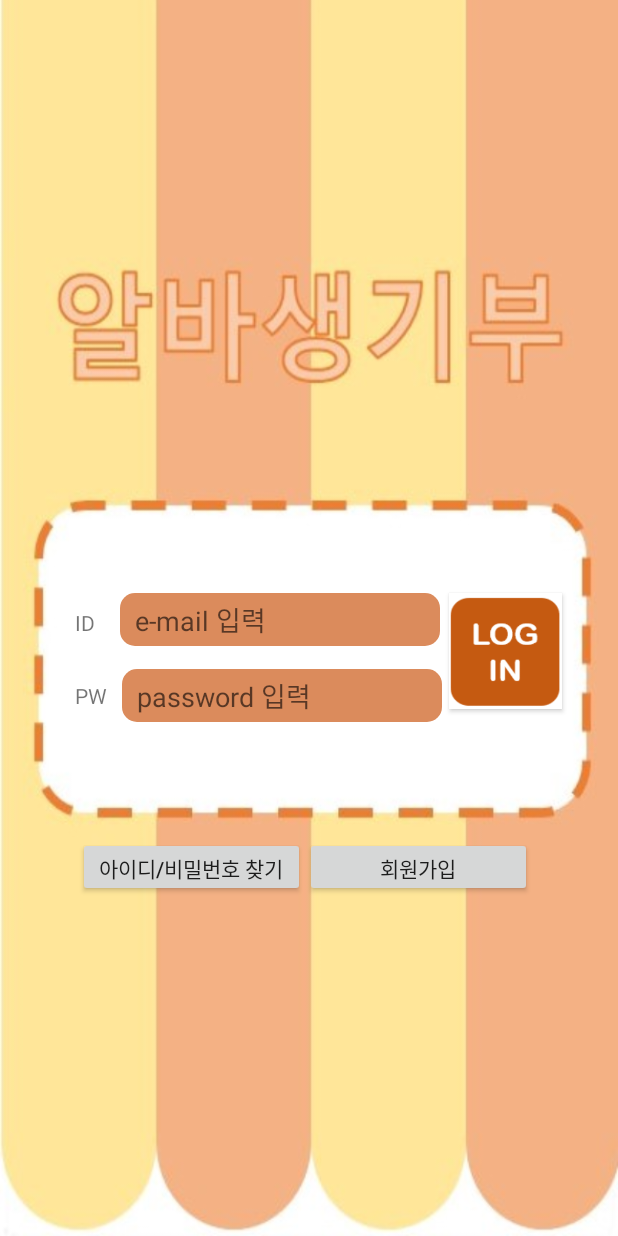
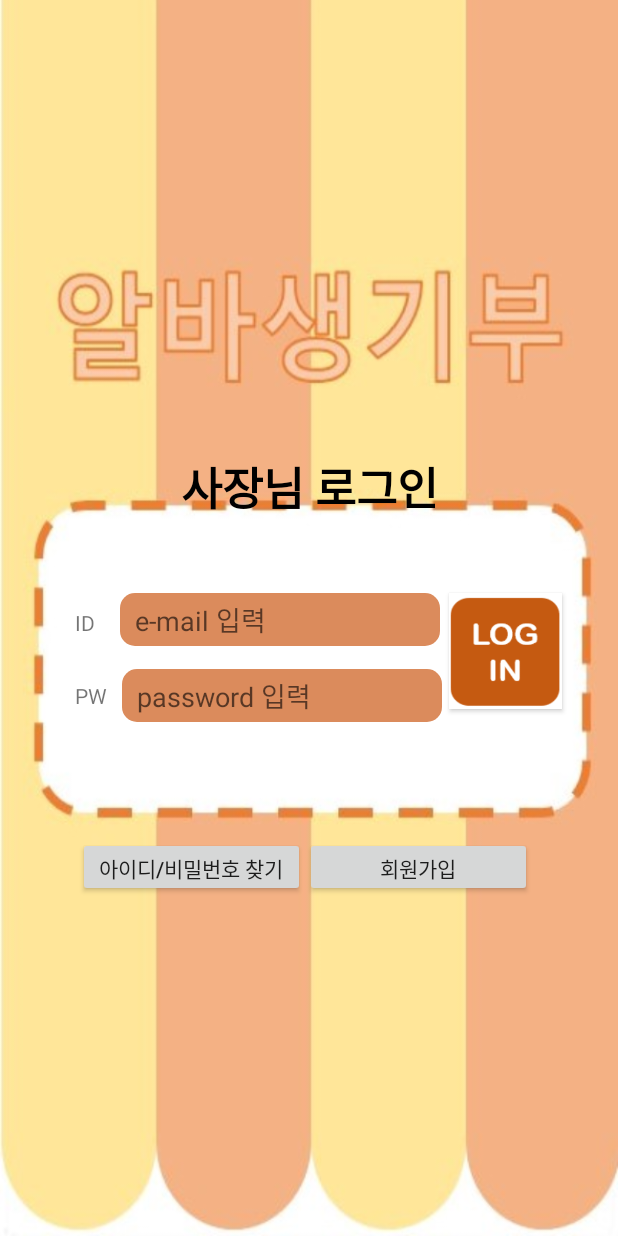
Before and after one commit to yangseongyeal2/AlbaRecord, an Android app: the screen it shows after launch (LoginActivity before the commit, LoginBossActivity after it), after a tap on an icon or button, on a phone screen of 412 x 824 dp. Run offline under Robolectric (Android 15) with nearby library versions, the phone set to English and light mode, and no system bars; our stand-ins replace Firebase (no records; nobody signed in at launch, a user with empty details on screens opened directly).

Commit message:
보스랑 직원 구분 완료

```diff
--- a/app/src/main/java/com/AlbaRecord/login/EmailCheckActivity.java
+++ b/app/src/main/java/com/AlbaRecord/login/EmailCheckActivity.java
@@ -10,7 +10,7 @@ import android.widget.Toast;
 import androidx.annotation.NonNull;
 import androidx.appcompat.app.AppCompatActivity;
 
-import com.AlbaRecord.MainActivity;
+import com.AlbaRecord.BossMainActivity;
 import com.AlbaRecord.R;
 import com.google.android.gms.tasks.OnCompleteListener;
 import com.google.android.gms.tasks.Task;
@@ -46,7 +46,7 @@ public class EmailCheckActivity extends AppCompatActivity implements View.OnClic
     public void onClick(View view) {
         if (view == emailCheckLogout) {
             FirebaseAuth.getInstance().signOut();
-            startActivity(new Intent(this, LoginActivity.class));
+            startActivity(new Intent(this, LoginBossActivity.class));
             finish();
         }
 
@@ -68,7 +68,7 @@ public class EmailCheckActivity extends AppCompatActivity implements View.OnClic
         if (firebaseUser.isEmailVerified() == true) {
             Toast.makeText(EmailCheckActivity.this, "인증 되었습니다", Toast.LENGTH_SHORT).show();
             String adress=getIntent().getStringExtra("주소");
-            Intent intent=new Intent(getApplicationContext(),MainActivity.class);
+            Intent intent=new Intent(getApplicationContext(), BossMainActivity.class);
            // intent.putExtra("주소",adress);
             startActivity(intent);
             finish();
--- a/app/src/main/java/com/AlbaRecord/login/FindActivity.java
+++ b/app/src/main/java/com/AlbaRecord/login/FindActivity.java
@@ -55,7 +55,7 @@ public class FindActivity extends AppCompatActivity implements View.OnClickListe
                             if (task.isSuccessful()) {
                                 Toast.makeText(FindActivity.this, "이메일을 보냈습니다.", Toast.LENGTH_LONG).show();
                                 finish();
-                                startActivity(new Intent(getApplicationContext(), LoginActivity.class));
+                                startActivity(new Intent(getApplicationContext(), LoginBossActivity.class));
                             } else {
                                 Toast.makeText(FindActivity.this, "메일 보내기 실패!", Toast.LENGTH_LONG).show();
                             }
--- a/app/src/main/java/com/AlbaRecord/login/LoginActivity.java
+++ b/app/src/main/java/com/AlbaRecord/login/LoginBossActivity.java
@@ -13,7 +13,7 @@ import android.widget.Toast;
 import androidx.annotation.NonNull;
 import androidx.appcompat.app.AppCompatActivity;
 
-import com.AlbaRecord.MainActivity;
+import com.AlbaRecord.BossMainActivity;
 import com.AlbaRecord.R;
 import com.google.android.gms.tasks.OnCompleteListener;
 import com.google.android.gms.tasks.Task;
@@ -22,7 +22,7 @@ import com.google.firebase.auth.FirebaseAuth;
 import com.google.firebase.auth.FirebaseUser;
 
 
-public class LoginActivity extends AppCompatActivity implements View.OnClickListener {
+public class LoginBossActivity extends AppCompatActivity implements View.OnClickListener {
 
     //define view objects
     EditText editTextEmail;
@@ -37,13 +37,13 @@ public class LoginActivity extends AppCompatActivity implements View.OnClickList
     FirebaseAuth firebaseAuth;
     FirebaseUser firebaseUser;
     Button Signupbtn, Loginbtn;
-    String flag;
+
 
     @Override
     protected void onCreate(Bundle savedInstanceState) {
         super.onCreate(savedInstanceState);
-        setContentView(R.layout.activity_login);
-        flag = getIntent().getStringExtra("Flag");
+        setContentView(R.layout.activity_login_boss);
+
 
 
         // 파이어베이스 초기화
@@ -51,16 +51,16 @@ public class LoginActivity extends AppCompatActivity implements View.OnClickList
         firebaseUser = firebaseAuth.getCurrentUser();
 
         // 이미 로그인이 된 경우
-        if (firebaseUser != null) {
-            //이미 로그인 되었다면 이 액티비티를 종료함
-            finish();
-            // 회원가입시 이메일 인증을 받지 않은경우
-            if (firebaseUser.isEmailVerified() == false) {
-                startActivity(new Intent(getApplicationContext(), EmailCheckActivity.class));
-            } else {
-                startActivity(new Intent(getApplicationContext(), MainActivity.class));
-            }
-        }
+//        if (firebaseUser != null) {
+////            //이미 로그인 되었다면 이 액티비티를 종료함
+////            finish();
+////            // 회원가입시 이메일 인증을 받지 않은경우
+////            if (firebaseUser.isEmailVerified() == false) {
+////                startActivity(new Intent(getApplicationContext(), EmailCheckActivity.class));
+////            } else {
+////                startActivity(new Intent(getApplicationContext(), BossMainActivity.class));
+////            }
+////        }
 
         //initializing views
         editTextEmail = (EditText) findViewById(R.id.editTextEmail);
@@ -105,7 +105,7 @@ public class LoginActivity extends AppCompatActivity implements View.OnClickList
                             if (firebaseUser.isEmailVerified() == false) {
                                 startActivity(new Intent(getApplicationContext(), EmailCheckActivity.class));
                             } else {
-                                startActivity(new Intent(getApplicationContext(), MainActivity.class));
+                                startActivity(new Intent(getApplicationContext(), BossMainActivity.class));
                             }
                             finish();
 
@@ -123,11 +123,7 @@ public class LoginActivity extends AppCompatActivity implements View.OnClickList
             userLogin();
         }
         if (view == Signupbtn) {
-            if(flag.equals("사장")) {
-                startActivity(new Intent(this, BossSignupActivity.class));
-            }else if(flag.equals("직원")){
-                startActivity(new Intent(this, EmployeeSignupActivity.class));
-            }
+            startActivity(new Intent(this, BossSignupActivity.class));
 
         }
         if (view == textviewFindPassword) {
--- a/app/src/main/java/com/AlbaRecord/login/LoginWayActivity.java
+++ b/app/src/main/java/com/AlbaRecord/login/LoginWayActivity.java
@@ -7,7 +7,7 @@ import android.os.Bundle;
 import android.view.View;
 import android.widget.Button;
 
-import com.AlbaRecord.MainActivity;
+import com.AlbaRecord.BossMainActivity;
 import com.AlbaRecord.R;
 import com.google.firebase.auth.FirebaseAuth;
 
@@ -25,12 +25,13 @@ public class LoginWayActivity extends AppCompatActivity implements View.OnClickL
         boss.setOnClickListener(this);
         employee.setOnClickListener(this);
 
-        if (mAuth.getCurrentUser() != null) {
-            //이미 로그인 되었다면 이 액티비티를 종료함
-            finish();
-            //그리고 profile 액티비티를 연다.
-            startActivity(new Intent(getApplicationContext(), MainActivity.class)); //추가해 줄 ProfileActivity
-        }
+//        if (mAuth.getCurrentUser() != null) {
+//            //이미 로그인 되었다면 이 액티비티를 종료함
+//            finish();
+//            //그리고 profile 액티비티를 연다.
+//
+//            startActivity(new Intent(getApplicationContext(), BossMainActivity.class)); //추가해 줄 ProfileActivity
+//        }
 
 
     }
@@ -38,13 +39,13 @@ public class LoginWayActivity extends AppCompatActivity implements View.OnClickL
     @Override
     public void onClick(View v) {
         if (v == boss) {
-            Intent bossIntent=new Intent(this,LoginActivity.class);
+            Intent bossIntent=new Intent(this, LoginBossActivity.class);
             bossIntent.putExtra("Flag","사장");
             startActivity(bossIntent);
             finish();
         }
         if (v == employee) {
-            Intent employeeIntent=new Intent(this,LoginActivity.class);
+            Intent employeeIntent=new Intent(this, LoginEmployeeActivity.class);
             employeeIntent.putExtra("Flag","직원");
             startActivity(employeeIntent);
             finish();
--- a/app/src/main/java/com/AlbaRecord/login/LogoutActivity.java
+++ b/app/src/main/java/com/AlbaRecord/login/LogoutActivity.java
@@ -45,7 +45,7 @@ public class LogoutActivity extends AppCompatActivity implements View.OnClickLis
         //유저가 로그인 하지 않은 상태라면 null 상태이고 이 액티비티를 종료하고 로그인 액티비티를 연다.
         if (firebaseAuth.getCurrentUser() == null) {
             finish();
-            startActivity(new Intent(this, LoginActivity.class));
+            startActivity(new Intent(this, LoginBossActivity.class));
         }
 
         //유저가 있다면, null이 아니면 계속 진행
@@ -64,7 +64,7 @@ public class LogoutActivity extends AppCompatActivity implements View.OnClickLis
         if (view == buttonLogout) {
             firebaseAuth.signOut();
             finish();
-            startActivity(new Intent(this, LoginActivity.class));
+            startActivity(new Intent(this, LoginBossActivity.class));
         }
         //회원탈퇴를 클릭하면 회원정보를 삭제한다. 삭제전에 컨펌창을 하나 띄워야 겠다.
         if (view == textivewDelete) {
@@ -79,7 +79,7 @@ public class LogoutActivity extends AppCompatActivity implements View.OnClickLis
                                         public void onComplete(@NonNull Task<Void> task) {
                                             Toast.makeText(LogoutActivity.this, "계정이 삭제 되었습니다.", Toast.LENGTH_LONG).show();
                                             finish();
-                                            startActivity(new Intent(getApplicationContext(), LoginActivity.class));
+                                            startActivity(new Intent(getApplicationContext(), LoginBossActivity.class));
                                         }
                                     });
                         }
--- a/app/src/main/java/com/AlbaRecord/searchemployee/ShowEmployeeActivity.java
+++ b/app/src/main/java/com/AlbaRecord/searchemployee/ShowEmployeeActivity.java
@@ -13,7 +13,6 @@ import android.widget.Button;
 import android.widget.ImageView;
 import android.widget.TextView;
 
-import com.AlbaRecord.MainActivity;
 import com.AlbaRecord.Model.EmployeeModel;
 import com.AlbaRecord.R;
 import com.android.volley.AuthFailureError;
@@ -23,7 +22,6 @@ import com.android.volley.toolbox.JsonObjectRequest;
 import com.android.volley.toolbox.Volley;
 import com.bumptech.glide.Glide;
 import com.google.android.gms.tasks.OnCompleteListener;
-import com.google.android.gms.tasks.OnFailureListener;
 import com.google.android.gms.tasks.Task;
 import com.google.firebase.auth.FirebaseAuth;
 import com.google.firebase.firestore.FirebaseFirestore;
@@ -37,8 +35,6 @@ import java.util.ArrayList;
 import java.util.HashMap;
 import java.util.List;
 import java.util.Map;
-
-import static android.provider.ContactsContract.CommonDataKinds.Website.URL;
 
 public class ShowEmployeeActivity extends AppCompatActivity implements View.OnClickListener {
     private final String TAG = "ShowEmployeeActivity";
--- a/app/src/main/res/layout/activity_main.xml
+++ b/app/src/main/res/layout/activity_boss_main.xml
@@ -7,7 +7,7 @@
     xmlns:tools="http://schemas.android.com/tools"
     android:layout_width="match_parent"
     android:layout_height="match_parent"
-    tools:context=".MainActivity">
+    tools:context=".BossMainActivity">
 
 
     <include
--- a/app/src/main/res/layout/activity_boss_signup.xml
+++ b/app/src/main/res/layout/activity_boss_signup.xml
@@ -4,7 +4,7 @@
     xmlns:tools="http://schemas.android.com/tools"
     android:layout_width="match_parent"
     android:layout_height="match_parent"
-    tools:context=".MainActivity">
+    tools:context=".BossMainActivity">
 
     <androidx.constraintlayout.widget.ConstraintLayout
 
--- a/app/src/main/res/layout/activity_employee_signup.xml
+++ b/app/src/main/res/layout/activity_employee_signup.xml
@@ -10,7 +10,7 @@
 
         android:layout_width="match_parent"
         android:layout_height="match_parent"
-        tools:context=".MainActivity">
+        tools:context=".BossMainActivity">
 
 
         <androidx.constraintlayout.widget.ConstraintLayout
--- a/app/src/main/res/layout/activity_login.xml
+++ b/app/src/main/res/layout/activity_login_boss.xml
@@ -5,7 +5,7 @@
     android:layout_width="match_parent"
     android:layout_height="match_parent"
     android:background="@drawable/loginbackground"
-    tools:context=".MainActivity">
+    tools:context=".BossMainActivity">
 
 
     <androidx.constraintlayout.widget.ConstraintLayout
@@ -108,5 +108,17 @@
         app:layout_constraintStart_toEndOf="@+id/textViewFindpassword"
         app:layout_constraintTop_toTopOf="@+id/textViewFindpassword" />
 
+    <TextView
+        android:textSize="30dp"
+        android:textStyle="bold"
+        android:textColor="#000000"
+        android:id="@+id/textView2"
+        android:layout_width="wrap_content"
+        android:layout_height="wrap_content"
+        android:text="사장님 로그인"
+        app:layout_constraintBottom_toTopOf="@+id/constraintLayout"
+        app:layout_constraintEnd_toEndOf="parent"
+        app:layout_constraintStart_toStartOf="parent" />
+
 
 </androidx.constraintlayout.widget.ConstraintLayout>
--- a/app/src/main/res/layout/activity_loginway.xml
+++ b/app/src/main/res/layout/activity_loginway.xml
@@ -5,7 +5,7 @@
     android:layout_width="match_parent"
     android:layout_height="match_parent"
     android:background="@drawable/loginwaybackground"
-    tools:context=".MainActivity">
+    tools:context=".BossMainActivity">
 
 
     <androidx.constraintlayout.widget.ConstraintLayout
--- a/app/src/main/res/layout/activity_logout.xml
+++ b/app/src/main/res/layout/activity_logout.xml
@@ -4,7 +4,7 @@
     xmlns:tools="http://schemas.android.com/tools"
     android:layout_width="match_parent"
     android:layout_height="match_parent"
-    tools:context=".MainActivity">
+    tools:context=".BossMainActivity">
 
     <LinearLayout
         android:layout_width="match_parent"
```
Also changed, not shown: app/src/main/AndroidManifest.xml (+6 -4 lines), app/src/main/java/com/AlbaRecord/BossMainActivity.java (added, +257 -0 lines), app/src/main/java/com/AlbaRecord/EmployMainActivity.java (renamed from app/src/main/java/com/AlbaRecord/MainActivity.java, +17 -38 lines), app/src/main/java/com/AlbaRecord/Notification/MyFirebaseMessagingService.java (+3 -4 lines), app/src/main/java/com/AlbaRecord/login/BossSignupActivity.java (+2 -6 lines), app/src/main/java/com/AlbaRecord/login/EmployeeSignupActivity.java (+8 -8 lines), app/src/main/res/layout/activity_employ_main.xml (added, +109 -0 lines).
